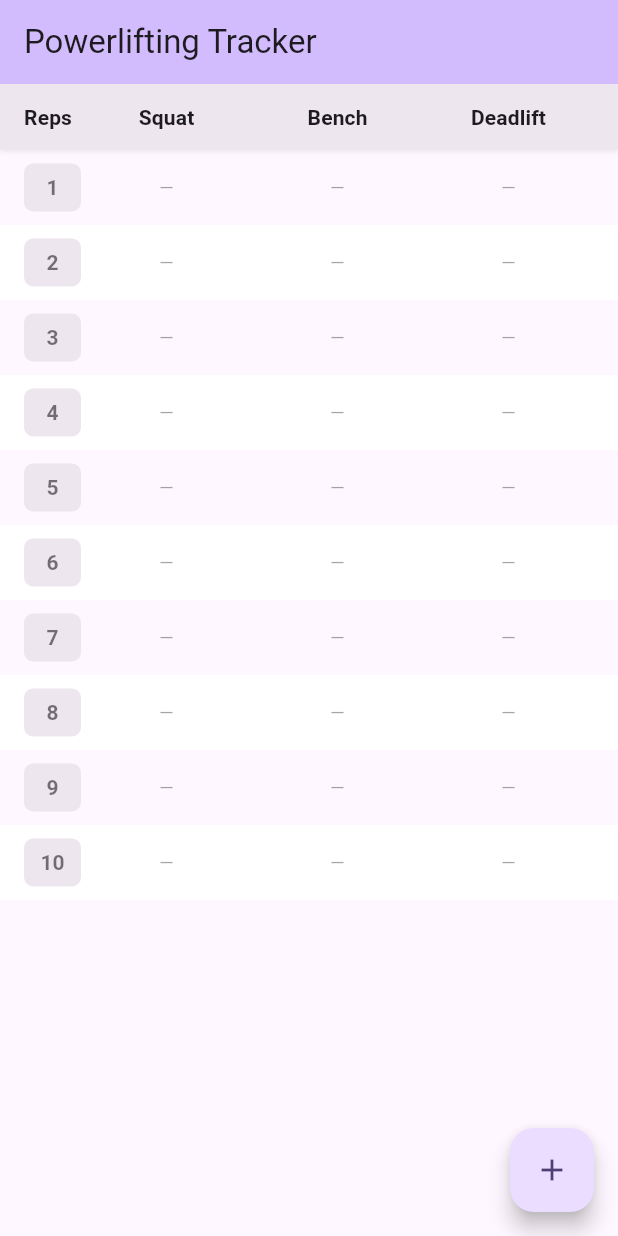
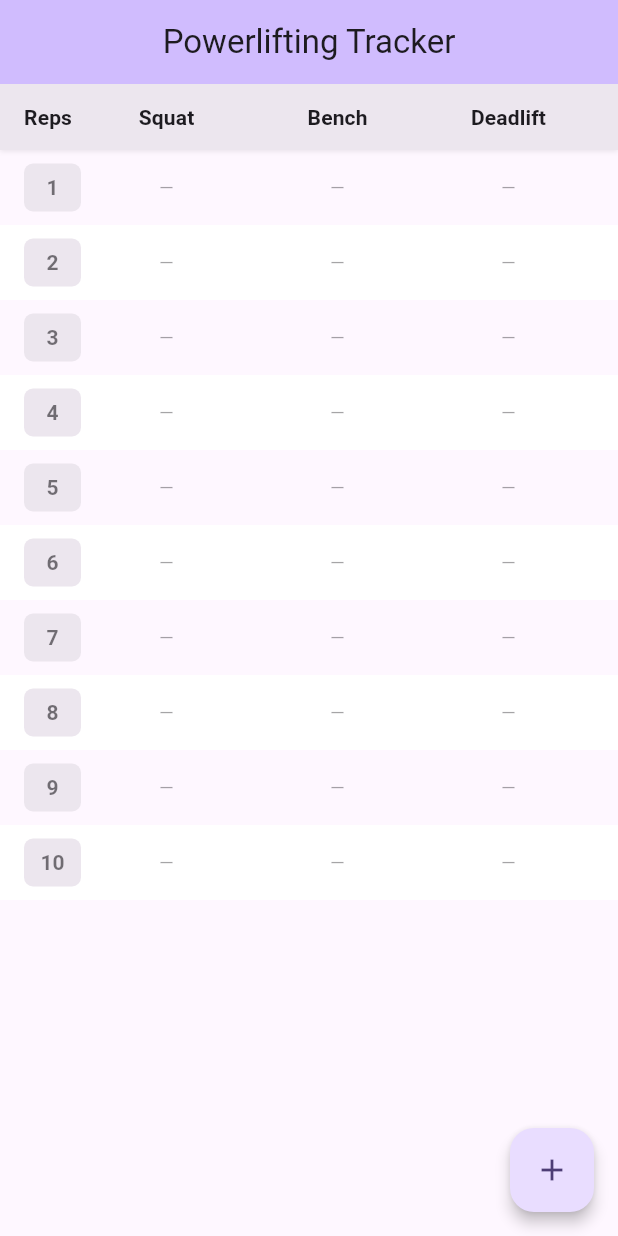
Before and after one commit to avanschie/cc_workout_app, a Flutter app: the screen it shows after launch, on a phone screen of 412 x 824 dp. Run offline on Flutter 3.47's test engine with Material 3 defaults, Android fonts, the light colour scheme and no system bars; our stand-ins replace flutter_riverpod, freezed_annotation, supabase_flutter; accounts and stored records are empty.

Commit message:
Implement Phase 7.1: Enhanced main app structure with Material 3 theming
- Enhanced theme with custom purple color scheme and dark mode support
- Updated TODO tracking workflow in CLAUDE.md for immediate completion marking
- Completed Phase 7.1 tasks in TODO_MVP.md

```diff
--- a/lib/main.dart
+++ b/lib/main.dart
@@ -40,9 +40,40 @@ class MainApp extends StatelessWidget {
     return MaterialApp(
       title: 'Powerlifting Rep Max Tracker',
       theme: ThemeData(
-        colorScheme: ColorScheme.fromSeed(seedColor: Colors.deepPurple),
+        colorScheme: ColorScheme.fromSeed(
+          seedColor: const Color(0xFF6B46C1),
+          brightness: Brightness.light,
+        ),
         useMaterial3: true,
+        appBarTheme: const AppBarTheme(centerTitle: true, elevation: 0),
+        floatingActionButtonTheme: const FloatingActionButtonThemeData(
+          elevation: 4,
+        ),
+        cardTheme: const CardThemeData(
+          elevation: 2,
+          shape: RoundedRectangleBorder(
+            borderRadius: BorderRadius.all(Radius.circular(12)),
+          ),
+        ),
       ),
+      darkTheme: ThemeData(
+        colorScheme: ColorScheme.fromSeed(
+          seedColor: const Color(0xFF6B46C1),
+          brightness: Brightness.dark,
+        ),
+        useMaterial3: true,
+        appBarTheme: const AppBarTheme(centerTitle: true, elevation: 0),
+        floatingActionButtonTheme: const FloatingActionButtonThemeData(
+          elevation: 4,
+        ),
+        cardTheme: const CardThemeData(
+          elevation: 2,
+          shape: RoundedRectangleBorder(
+            borderRadius: BorderRadius.all(Radius.circular(12)),
+          ),
+        ),
+      ),
+      themeMode: ThemeMode.system,
       home: const HomeScreen(),
     );
   }
```
Also changed, not shown: 2 other files.
